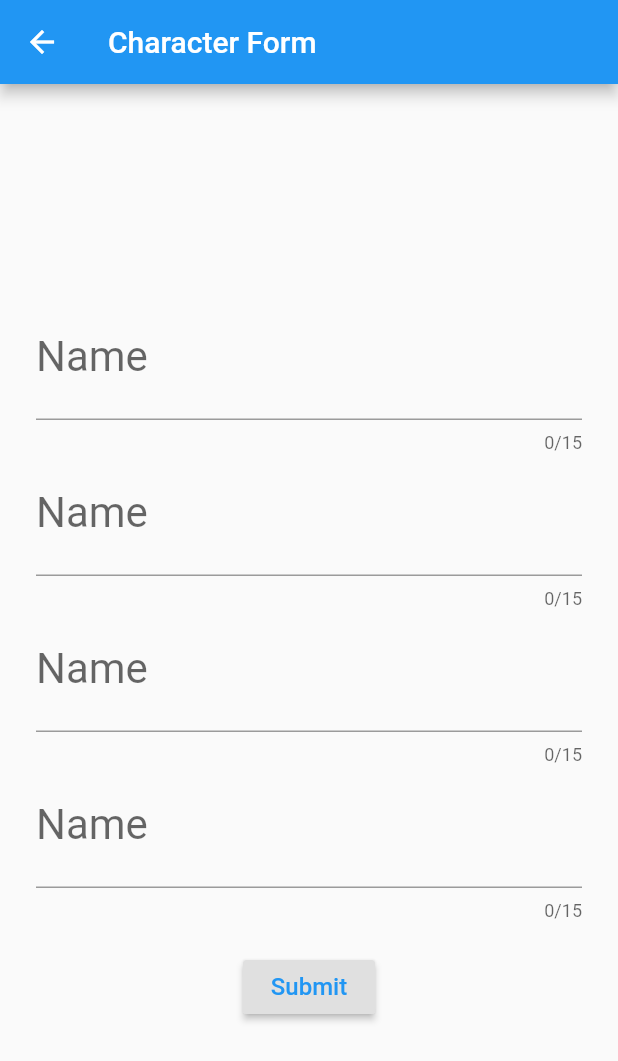
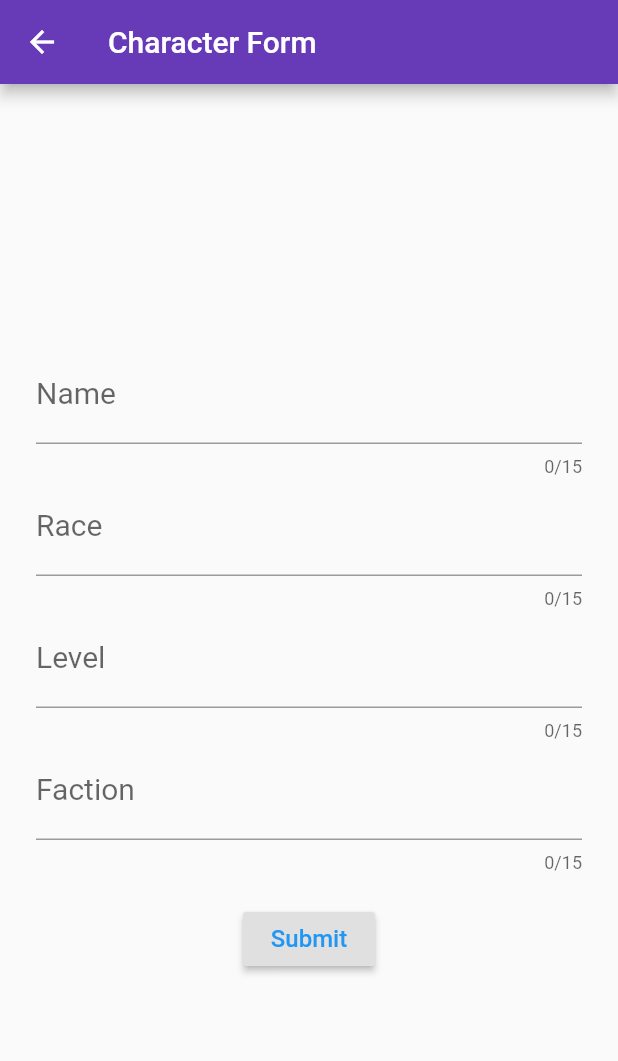
Before and after one commit to leono93/flutter-practice, a Flutter app: the CharacterList screen opened directly, after a tap on the "add" icon, on a phone screen of 412 x 824 dp. Shown: the top 1061 px of the screen. Run offline on Flutter 3.47's test engine with Material 2 defaults, Android fonts, the phone set to English and light mode, and no system bars; our stand-ins replace bordered_text, flutter_bloc, sqflite; accounts and stored records are empty.

Commit message:
Add and display characters

```diff
--- a/lib/bloc/character_bloc.dart
+++ b/lib/bloc/character_bloc.dart
@@ -2,31 +2,31 @@ import '../database/characterEvent.dart';
 import '../database/characterModel.dart';
 import 'package:flutter_bloc/flutter_bloc.dart';
 
-class FoodBloc extends Bloc<FoodEvent, List<Food>> {
+class CharacterBloc extends Bloc<CharacterEvent, List<Character>> {
   @override
-  List<Food> get initialState => List<Food>();
+  List<Character> get initialState => List<Character>();
 
   @override
-  Stream<List<Food>> mapEventToState(FoodEvent event) async* {
+  Stream<List<Character>> mapEventToState(CharacterEvent event) async* {
     switch (event.eventType) {
       case EventType.setList:
-        yield event.foodList;
+        yield event.characterList;
         break;
       case EventType.add:
-        List<Food> newState = List.from(state);
-        if (event.newFood != null) {
-          newState.add(event.newFood);
+        List<Character> newState = List.from(state);
+        if (event.newCharacter != null) {
+          newState.add(event.newCharacter);
         }
         yield newState;
         break;
       case EventType.delete:
-        List<Food> newState = List.from(state);
-        newState.removeAt(event.foodIndex);
+        List<Character> newState = List.from(state);
+        newState.removeAt(event.characterIndex);
         yield newState;
         break;
       case EventType.update:
-        List<Food> newState = List.from(state);
-        newState[event.foodIndex] = event.newFood;
+        List<Character> newState = List.from(state);
+        newState[event.characterIndex] = event.newCharacter;
         yield newState;
         break;
       default:
--- a/lib/database/characterForm.dart
+++ b/lib/database/characterForm.dart
@@ -1,5 +1,9 @@
 import './characterModel.dart';
 import 'package:flutter/material.dart';
+import './databaseService.dart';
+import '../bloc/character_bloc.dart';
+import 'package:flutter_bloc/flutter_bloc.dart';
+import './characterEvent.dart';
 
 class CharacterForm extends StatefulWidget {
   final Character character;
@@ -26,7 +30,7 @@ class CharacterFormState extends State<CharacterForm> {
       initialValue: _name,
       decoration: InputDecoration(labelText: 'Name'),
       maxLength: 15,
-      style: TextStyle(fontSize: 28),
+      style: TextStyle(fontSize: 20),
       validator: (String value) {
         if (value.isEmpty) {
           return 'Name is Required';
@@ -43,9 +47,9 @@ class CharacterFormState extends State<CharacterForm> {
   Widget _buildRace() {
     return TextFormField(
       initialValue: _race,
-      decoration: InputDecoration(labelText: 'Name'),
+      decoration: InputDecoration(labelText: 'Race'),
       maxLength: 15,
-      style: TextStyle(fontSize: 28),
+      style: TextStyle(fontSize: 20),
       validator: (String value) {
         if (value.isEmpty) {
           return 'Name is Required';
@@ -54,7 +58,7 @@ class CharacterFormState extends State<CharacterForm> {
         return null;
       },
       onSaved: (String value) {
-        _name = value;
+        _race = value;
       },
     );
   }
@@ -62,9 +66,9 @@ class CharacterFormState extends State<CharacterForm> {
   Widget _buildLevel() {
     return TextFormField(
       initialValue: _level,
-      decoration: InputDecoration(labelText: 'Name'),
+      decoration: InputDecoration(labelText: 'Level'),
       maxLength: 15,
-      style: TextStyle(fontSize: 28),
+      style: TextStyle(fontSize: 20),
       validator: (String value) {
         if (value.isEmpty) {
           return 'Name is Required';
@@ -73,7 +77,7 @@ class CharacterFormState extends State<CharacterForm> {
         return null;
       },
       onSaved: (String value) {
-        _name = value;
+        _level = value;
       },
     );
   }
@@ -81,9 +85,9 @@ class CharacterFormState extends State<CharacterForm> {
   Widget _buildFaction() {
     return TextFormField(
       initialValue: _faction,
-      decoration: InputDecoration(labelText: 'Name'),
+      decoration: InputDecoration(labelText: 'Faction'),
       maxLength: 15,
-      style: TextStyle(fontSize: 28),
+      style: TextStyle(fontSize: 20),
       validator: (String value) {
         if (value.isEmpty) {
           return 'Name is Required';
@@ -92,7 +96,7 @@ class CharacterFormState extends State<CharacterForm> {
         return null;
       },
       onSaved: (String value) {
-        _name = value;
+        _faction = value;
       },
     );
   }
@@ -137,6 +141,18 @@ class CharacterFormState extends State<CharacterForm> {
 
                         _formKey.currentState.save();
 
+                        Character character = Character(
+                            name: _name,
+                            race: _race,
+                            level: _level,
+                            faction: _faction);
+
+                        DatabaseService.db.insert(character).then(
+                            (storedCharacter) =>
+                                BlocProvider.of<CharacterBloc>(context).add(
+                                  CharacterEvent.add(storedCharacter),
+                                ));
+
                         Navigator.pop(context);
                       },
                     )
--- a/lib/database/characterList.dart
+++ b/lib/database/characterList.dart
@@ -1,5 +1,7 @@
 import './characterModel.dart';
 import './characterForm.dart';
+import './characterEvent.dart';
+import './databaseService.dart';
 import 'package:flutter/material.dart';
 import 'package:flutter_bloc/flutter_bloc.dart';
 
@@ -13,6 +15,18 @@ class CharacterList extends StatefulWidget {
 }
 
 class _CharacterListState extends State<CharacterList> {
+  @override
+  void initState() {
+    super.initState();
+    DatabaseService.db.getCharacters().then(
+      (characterList) {
+        print(characterList);
+        BlocProvider.of<CharacterBloc>(context)
+            .add(CharacterEvent.setList(characterList));
+      },
+    );
+  }
+
   showCharacterDialog(BuildContext context, Character character, int index) {
     showDialog(
       context: context,
--- a/lib/database/databaseService.dart
+++ b/lib/database/databaseService.dart
@@ -38,7 +38,7 @@ class DatabaseService {
         "$COLUMN_NAME TEXT,"
         "$COLUMN_RACE TEXT,"
         "$COLUMN_LEVEL TEXT,"
-        "$COLUMN_FACTION TEXT,"
+        "$COLUMN_FACTION TEXT"
         ")",
       );
     });
@@ -68,6 +68,7 @@ class DatabaseService {
   Future<Character> insert(Character character) async {
     final db = await database;
     character.id = await db.insert(TABLE_CHARACTER, character.toMap());
+    print(character.id);
     return character;
   }
 }
```
Also changed, not shown: lib/main.dart (+21 -1 lines).
